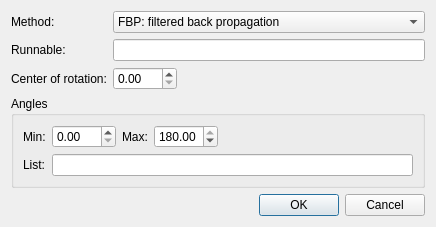
Above: Code/Mantid/MantidQt/CustomInterfaces/inc/MantidQtCustomInterfaces/TomoReconstruction/TomoToolConfigTomoPy.ui from mantidproject/mantid before the change. Below: the same form after it.
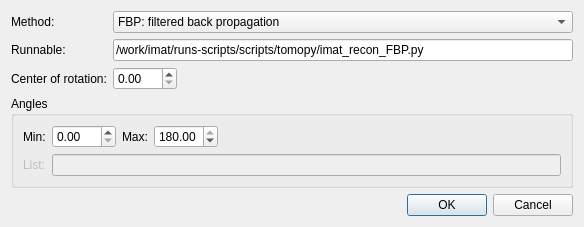
That is the form after the change.

```diff
--- a/Code/Mantid/MantidQt/CustomInterfaces/inc/MantidQtCustomInterfaces/TomoReconstruction/TomoToolConfigTomoPy.ui
+++ b/Code/Mantid/MantidQt/CustomInterfaces/inc/MantidQtCustomInterfaces/TomoReconstruction/TomoToolConfigTomoPy.ui
@@ -9,8 +9,8 @@
    <rect>
     <x>0</x>
     <y>0</y>
-    <width>436</width>
-    <height>225</height>
+    <width>584</width>
+    <height>224</height>
    </rect>
   </property>
   <property name="windowTitle">
@@ -47,6 +47,9 @@
         </item>
         <item row="1" column="0">
          <widget class="QLabel" name="label_runnable_4">
+          <property name="enabled">
+           <bool>false</bool>
+          </property>
           <property name="text">
            <string>List:</string>
           </property>
@@ -60,7 +63,11 @@
          </widget>
         </item>
         <item row="1" column="1" colspan="4">
-         <widget class="QLineEdit" name="lineEdit"/>
+         <widget class="QLineEdit" name="lineEdit">
+          <property name="enabled">
+           <bool>false</bool>
+          </property>
+         </widget>
         </item>
         <item row="0" column="3">
          <widget class="QDoubleSpinBox" name="doubleSpinBox_3">
@@ -97,7 +104,11 @@
       </widget>
      </item>
      <item row="2" column="1" colspan="2">
-      <widget class="QLineEdit" name="lineEdit_runnable"/>
+      <widget class="QLineEdit" name="lineEdit_runnable">
+       <property name="text">
+        <string>/work/imat/runs-scripts/scripts/tomopy/imat_recon_FBP.py</string>
+       </property>
+      </widget>
      </item>
      <item row="2" column="0">
       <widget class="QLabel" name="label_runnable">
```
Left out of the diff: 45 changed lines with no effect on the pictures.
